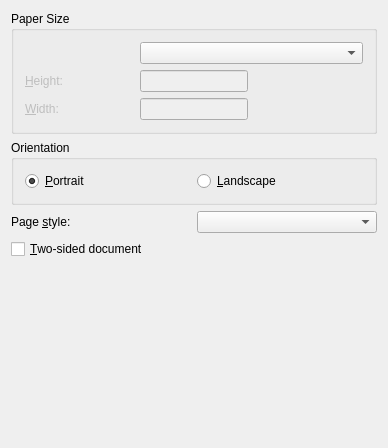
Old version of the form src/frontends/qt4/ui/PageLayoutUi.ui in the repository cburschka/lyx.
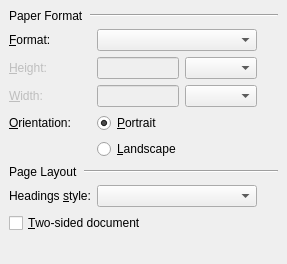
New version of the form. Custom widgets are drawn as their Qt base class.

Patch:
```diff
--- a/src/frontends/qt4/ui/PageLayoutUi.ui
+++ b/src/frontends/qt4/ui/PageLayoutUi.ui
@@ -5,153 +5,56 @@
    <rect>
     <x>0</x>
     <y>0</y>
-    <width>388</width>
-    <height>448</height>
+    <width>287</width>
+    <height>264</height>
    </rect>
   </property>
   <property name="windowTitle" >
    <string/>
   </property>
-  <layout class="QVBoxLayout" >
+  <layout class="QGridLayout" >
    <property name="margin" >
-    <number>11</number>
+    <number>9</number>
    </property>
    <property name="spacing" >
     <number>6</number>
    </property>
-   <item>
-    <widget class="QGroupBox" name="psizeGB" >
-     <property name="title" >
-      <string>Paper Size</string>
+   <item row="6" column="0" colspan="4" >
+    <layout class="QHBoxLayout" >
+     <property name="margin" >
+      <number>0</number>
      </property>
-     <layout class="QGridLayout" >
-      <property name="margin" >
-       <number>11</number>
-      </property>
-      <property name="spacing" >
-       <number>6</number>
-      </property>
-      <item row="1" column="0" >
-       <widget class="QLabel" name="paperheightL" >
-        <property name="enabled" >
-         <bool>false</bool>
-        </property>
-        <property name="text" >
-         <string>&amp;Height:</string>
-        </property>
-        <property name="buddy" >
-         <cstring>paperheightLE</cstring>
-        </property>
-       </widget>
-      </item>
-      <item row="2" column="0" >
-       <widget class="QLabel" name="paperwidthL" >
-        <property name="enabled" >
-         <bool>false</bool>
-        </property>
-        <property name="text" >
-         <string>&amp;Width:</string>
-        </property>
-        <property name="buddy" >
-         <cstring>paperwidthLE</cstring>
-        </property>
-       </widget>
-      </item>
-      <item row="0" column="1" colspan="2" >
-       <widget class="QComboBox" name="papersizeCO" >
-        <property name="sizePolicy" >
-         <sizepolicy>
-          <hsizetype>1</hsizetype>
-          <vsizetype>0</vsizetype>
-          <horstretch>0</horstretch>
-          <verstretch>0</verstretch>
-         </sizepolicy>
-        </property>
-        <property name="toolTip" >
-         <string>Choose a particular paper size, or set your own with "Custom"</string>
-        </property>
-       </widget>
-      </item>
-      <item row="1" column="1" >
-       <widget class="QLineEdit" name="paperheightLE" >
-        <property name="enabled" >
-         <bool>false</bool>
-        </property>
-        <property name="sizePolicy" >
-         <sizepolicy>
-          <hsizetype>5</hsizetype>
-          <vsizetype>0</vsizetype>
-          <horstretch>0</horstretch>
-          <verstretch>0</verstretch>
-         </sizepolicy>
-        </property>
-       </widget>
-      </item>
-      <item row="2" column="1" >
-       <widget class="QLineEdit" name="paperwidthLE" >
-        <property name="enabled" >
-         <bool>false</bool>
-        </property>
-        <property name="sizePolicy" >
-         <sizepolicy>
-          <hsizetype>5</hsizetype>
-          <vsizetype>0</vsizetype>
-          <horstretch>0</horstretch>
-          <verstretch>0</verstretch>
-         </sizepolicy>
-        </property>
-       </widget>
-      </item>
-      <item row="1" column="2" >
-       <widget class="LengthCombo" name="paperheightUnitCO" >
-        <property name="enabled" >
-         <bool>false</bool>
-        </property>
-       </widget>
-      </item>
-      <item row="2" column="2" >
-       <widget class="LengthCombo" name="paperwidthUnitCO" >
-        <property name="enabled" >
-         <bool>false</bool>
-        </property>
-       </widget>
-      </item>
-     </layout>
-    </widget>
-   </item>
-   <item>
-    <widget class="QGroupBox" name="orientationBG" >
-     <property name="title" >
-      <string>Orientation</string>
+     <property name="spacing" >
+      <number>6</number>
      </property>
-     <layout class="QHBoxLayout" >
-      <property name="margin" >
-       <number>11</number>
-      </property>
-      <property name="spacing" >
-       <number>6</number>
-      </property>
-      <item>
-       <widget class="QRadioButton" name="portraitRB" >
-        <property name="text" >
-         <string>&amp;Portrait</string>
-        </property>
-        <property name="checked" >
-         <bool>true</bool>
-        </property>
-       </widget>
-      </item>
-      <item>
-       <widget class="QRadioButton" name="landscapeRB" >
-        <property name="text" >
-         <string>&amp;Landscape</string>
-        </property>
-       </widget>
-      </item>
-     </layout>
-    </widget>
+     <item>
+      <widget class="QLabel" name="label" >
+       <property name="text" >
+        <string>Page Layout</string>
+       </property>
+      </widget>
+     </item>
+     <item>
+      <widget class="QFrame" name="frame" >
+       <property name="sizePolicy" >
+        <sizepolicy>
+         <hsizetype>7</hsizetype>
+         <vsizetype>0</vsizetype>
+         <horstretch>0</horstretch>
+         <verstretch>0</verstretch>
+        </sizepolicy>
+       </property>
+       <property name="frameShape" >
+        <enum>QFrame::HLine</enum>
+       </property>
+       <property name="frameShadow" >
+        <enum>QFrame::Sunken</enum>
+       </property>
+      </widget>
+     </item>
+    </layout>
    </item>
-   <item>
+   <item row="0" column="0" colspan="4" >
     <layout class="QHBoxLayout" >
      <property name="margin" >
       <number>0</number>
@@ -160,43 +63,172 @@
       <number>6</number>
      </property>
      <item>
-      <widget class="QLabel" name="pagestyleL" >
+      <widget class="QLabel" name="label_2" >
        <property name="text" >
-        <string>Page &amp;style:</string>
+        <string>Paper Format</string>
        </property>
-       <property name="buddy" >
-        <cstring>pagestyleCO</cstring>
-       </property>
       </widget>
      </item>
      <item>
-      <widget class="QComboBox" name="pagestyleCO" >
+      <widget class="QFrame" name="frame_2" >
        <property name="sizePolicy" >
         <sizepolicy>
-         <hsizetype>5</hsizetype>
+         <hsizetype>7</hsizetype>
          <vsizetype>0</vsizetype>
          <horstretch>0</horstretch>
          <verstretch>0</verstretch>
         </sizepolicy>
        </property>
-       <property name="toolTip" >
-        <string>Style used for the page header and footer</string>
+       <property name="frameShape" >
+        <enum>QFrame::HLine</enum>
        </property>
+       <property name="frameShadow" >
+        <enum>QFrame::Sunken</enum>
+       </property>
       </widget>
      </item>
     </layout>
    </item>
-   <item>
-    <widget class="QCheckBox" name="facingPagesCB" >
+   <item row="1" column="1" colspan="2" >
+    <widget class="QComboBox" name="papersizeCO" >
+     <property name="sizePolicy" >
+      <sizepolicy>
+       <hsizetype>7</hsizetype>
+       <vsizetype>0</vsizetype>
+       <horstretch>0</horstretch>
+       <verstretch>0</verstretch>
+      </sizepolicy>
+     </property>
      <property name="toolTip" >
-      <string>Lay out the page for double-sided printing</string>
+      <string>Choose a particular paper size, or set your own with "Custom"</string>
      </property>
+    </widget>
+   </item>
+   <item row="7" column="1" colspan="2" >
+    <widget class="QComboBox" name="pagestyleCO" >
+     <property name="sizePolicy" >
+      <sizepolicy>
+       <hsizetype>7</hsizetype>
+       <vsizetype>0</vsizetype>
+       <horstretch>0</horstretch>
+       <verstretch>0</verstretch>
+      </sizepolicy>
+     </property>
+     <property name="toolTip" >
+      <string>Style used for the page header and footer</string>
+     </property>
+    </widget>
+   </item>
+   <item row="7" column="0" >
+    <widget class="QLabel" name="pagestyleL" >
      <property name="text" >
-      <string>&amp;Two-sided document</string>
+      <string>Headings &amp;style:</string>
      </property>
+     <property name="buddy" >
+      <cstring>pagestyleCO</cstring>
+     </property>
     </widget>
    </item>
-   <item>
+   <item row="5" column="1" colspan="2" >
+    <widget class="QRadioButton" name="landscapeRB" >
+     <property name="text" >
+      <string>&amp;Landscape</string>
+     </property>
+    </widget>
+   </item>
+   <item row="4" column="1" colspan="2" >
+    <widget class="QRadioButton" name="portraitRB" >
+     <property name="text" >
+      <string>&amp;Portrait</string>
+     </property>
+     <property name="checked" >
+      <bool>true</bool>
+     </property>
+    </widget>
+   </item>
+   <item row="3" column="2" >
+    <widget class="LengthCombo" name="paperwidthUnitCO" />
+   </item>
+   <item row="2" column="2" >
+    <widget class="LengthCombo" name="paperheightUnitCO" />
+   </item>
+   <item row="3" column="1" >
+    <widget class="QLineEdit" name="paperwidthLE" >
+     <property name="enabled" >
+      <bool>false</bool>
+     </property>
+     <property name="sizePolicy" >
+      <sizepolicy>
+       <hsizetype>5</hsizetype>
+       <vsizetype>0</vsizetype>
+       <horstretch>0</horstretch>
+       <verstretch>0</verstretch>
+      </sizepolicy>
+     </property>
+    </widget>
+   </item>
+   <item row="2" column="1" >
+    <widget class="QLineEdit" name="paperheightLE" >
+     <property name="enabled" >
+      <bool>false</bool>
+     </property>
+     <property name="sizePolicy" >
+      <sizepolicy>
+       <hsizetype>5</hsizetype>
+       <vsizetype>0</vsizetype>
+       <horstretch>0</horstretch>
+       <verstretch>0</verstretch>
+      </sizepolicy>
+     </property>
+    </widget>
+   </item>
+   <item row="1" column="0" >
+    <widget class="QLabel" name="papersizeL" >
+     <property name="text" >
+      <string>&amp;Format:</string>
+     </property>
+     <property name="buddy" >
+      <cstring>papersizeCO</cstring>
+     </property>
+    </widget>
+   </item>
+   <item row="2" column="0" >
+    <widget class="QLabel" name="paperheightL" >
+     <property name="enabled" >
+      <bool>false</bool>
+     </property>
+     <property name="text" >
+      <string>&amp;Height:</string>
+     </property>
+     <property name="buddy" >
+      <cstring>paperheightLE</cstring>
+     </property>
+    </widget>
+   </item>
+   <item row="3" column="0" >
+    <widget class="QLabel" name="paperwidthL" >
+     <property name="enabled" >
+      <bool>false</bool>
+     </property>
+     <property name="text" >
+      <string>&amp;Width:</string>
+     </property>
+     <property name="buddy" >
+      <cstring>paperwidthLE</cstring>
+     </property>
+    </widget>
+   </item>
+   <item row="4" column="0" >
+    <widget class="QLabel" name="label_3" >
+     <property name="text" >
+      <string>&amp;Orientation:</string>
+     </property>
+     <property name="buddy" >
+      <cstring>portraitRB</cstring>
+     </property>
+    </widget>
+   </item>
+   <item row="9" column="1" >
     <spacer>
      <property name="orientation" >
       <enum>Qt::Vertical</enum>
@@ -206,7 +238,43 @@
      </property>
      <property name="sizeHint" >
       <size>
-       <width>20</width>
+       <width>51</width>
+       <height>131</height>
+      </size>
+     </property>
+    </spacer>
+   </item>
+   <item row="8" column="0" colspan="3" >
+    <widget class="QCheckBox" name="facingPagesCB" >
+     <property name="toolTip" >
+      <string>Lay out the page for double-sided printing</string>
+     </property>
+     <property name="text" >
+      <string>&amp;Two-sided document</string>
+     </property>
+    </widget>
+   </item>
+   <item row="7" column="3" >
+    <spacer>
+     <property name="orientation" >
+      <enum>Qt::Horizontal</enum>
+     </property>
+     <property name="sizeHint" >
+      <size>
+       <width>40</width>
+       <height>20</height>
+      </size>
+     </property>
+    </spacer>
+   </item>
+   <item row="1" column="3" >
+    <spacer>
+     <property name="orientation" >
+      <enum>Qt::Horizontal</enum>
+     </property>
+     <property name="sizeHint" >
+      <size>
+       <width>40</width>
        <height>20</height>
       </size>
      </property>
@@ -221,10 +289,8 @@
  <customwidgets>
   <customwidget>
    <class>LengthCombo</class>
-   <extends></extends>
-   <header>LengthCombo.h</header>
-   <container>0</container>
-   <pixmap></pixmap>
+   <extends>QComboBox</extends>
+   <header>lengthcombo.h</header>
   </customwidget>
  </customwidgets>
  <tabstops>
```
Left out of the diff: 9 changed lines with no effect on the pictures.
